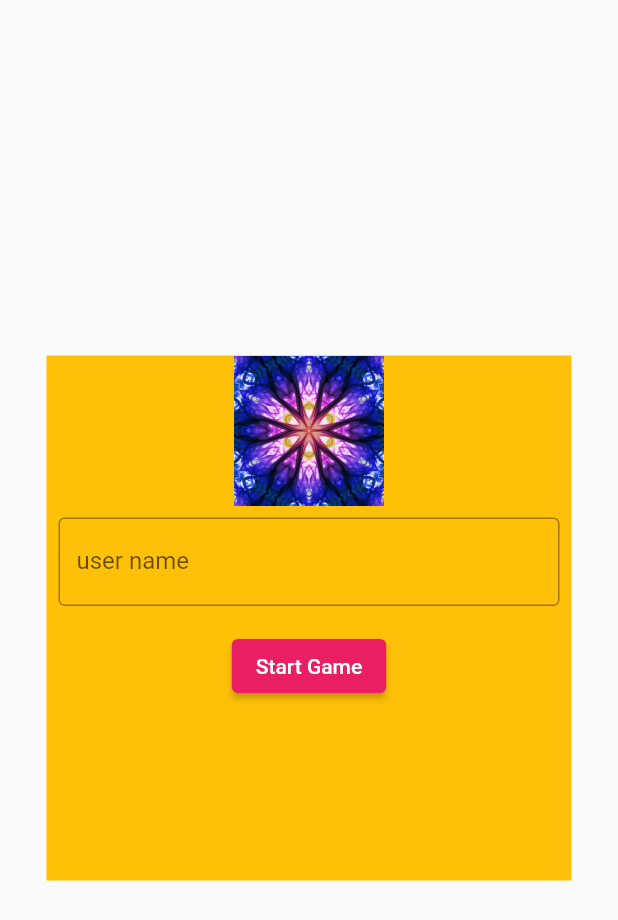
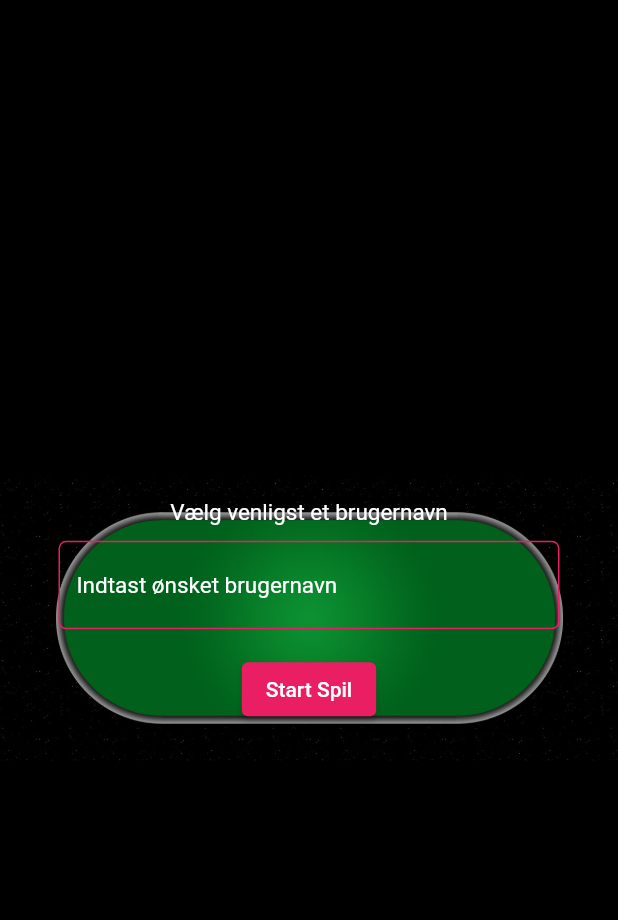
Before and after one commit to AndreasBollNielsen/pink_ladies_poker_client, a Flutter app: the screen it shows after launch, on a phone screen of 412 x 824 dp. Shown: the top 920 px of the screen. Run offline on Flutter 3.47's test engine with Material 2 defaults, Android fonts, the light colour scheme and no system bars; missing offline and left inert: asn1lib, encrypt, pointycastle.

Commit message:
update dart
Co-authored-by: Andreas Boll Nielsen <AndreasBollNielsen@users.noreply.github.com>

```diff
--- a/lib/Helpers/Config.dart
+++ b/lib/Helpers/Config.dart
@@ -1,6 +1,9 @@
 class Config {
   //ip configuration for websocket and API calls
-  static String IP = 'http://10.108.169.46:3000/api';
+  // static String IP = 'http://10.108.169.46:3000/api';
+  // static String Port = '80';
+  // static String ws = "10.108.169.46";
+  static String IP = 'http://192.168.0.31:3000/api';
   static String Port = '80';
-  static String ws = "10.108.169.46";
+  static String ws = "192.168.0.31";
 }
--- a/lib/Screens/Lobby.dart
+++ b/lib/Screens/Lobby.dart
@@ -35,24 +35,8 @@ class _LobbyState extends State<Lobby> {
               stream: _channel.stream,
               builder: (context, snapshot) {
                 if (snapshot.connectionState == ConnectionState.waiting) {
-                  //  var users = provider.ConvertJsonToModel(snapshot.data);
-                  // var positions = provider.GetPositions();
-                  // var users = provider.GetFakeUsers();
                   return Stack(
-                    children: [
-                      // Positioned(
-                      //   bottom: 25,
-                      //   left: 325,
-                      //   child: UserWidget(user: provider.MyUser),
-                      // ),
-                      // for (int i = 0; i < users.length; i++)
-                      //   Positioned(
-                      //     left: positions[i].left,
-                      //     bottom: positions[i].bottom,
-                      //     child: UserWidget(user: users[i]),
-                      //   ),
-                      const CircularProgressIndicator()
-                    ],
+                    children: [const CircularProgressIndicator()],
                   );
                 } else if (snapshot.connectionState == ConnectionState.active) {
                   if (snapshot.hasData) {
@@ -133,14 +117,21 @@ class _LobbyState extends State<Lobby> {
                           left: 300,
                           top: 25,
                           child: Container(
+                            decoration: BoxDecoration(
+                                color: Colors.pink,
+                                border: Border.all(color: Colors.white),
+                                borderRadius:
+                                    BorderRadius.all(Radius.circular(5))),
                             width: 200,
-                            height: 50,
-                            color: Colors.blue,
-                            child: Text(
-                              provider.userInfo,
+                            height: 25,
+                            // color: Colors.pink,
+                            child: DefaultTextStyle(
                               style:
-                                  TextStyle(color: Colors.white, fontSize: 14),
-                              textAlign: TextAlign.center,
+                                  TextStyle(color: Colors.white, fontSize: 15),
+                              child: Text(
+                                provider.userInfo,
+                                textAlign: TextAlign.center,
+                              ),
                             ),
                           ),
                         ),
--- a/lib/Screens/LoginPage.dart
+++ b/lib/Screens/LoginPage.dart
@@ -17,55 +17,73 @@ class _LoginState extends State<Login> {
   Widget build(BuildContext context) {
     var provider = Provider.of<ApiProvider>(context);
     var myTextController = TextEditingController();
-    return Center(
-      child: Container(
+    return Container(
+      child: Center(
+          child: Stack(
+        alignment: Alignment.center,
+        children: [
+          Container(
+            color: Colors.black,
+          ),
+          Container(
+            child: Image.asset("graphics/table.jpg"),
+          ),
+          Container(
             width: 350,
             height: 350,
             margin: const EdgeInsets.all(10),
-        color: Colors.amber,
-        child: Column(children: [
+            child: Column(
+                crossAxisAlignment: CrossAxisAlignment.center,
+                mainAxisAlignment: MainAxisAlignment.center,
+                children: [
                   Container(
                     width: 300,
-            height: 100,
-            child: Image.asset('graphics/flower.jpg'),
+                    height: 20,
+                    child: DefaultTextStyle(
+                      style: TextStyle(color: Colors.white, fontSize: 15),
+                      textAlign: TextAlign.center,
+                      child: Text('Vælg venligst et brugernavn'),
+                    ),
                   ),
                   Padding(
                     padding: const EdgeInsets.all(8.0),
                     child: TextField(
                       controller: myTextController,
+                      style: TextStyle(color: Colors.pinkAccent),
                       decoration: InputDecoration(
-                  border: OutlineInputBorder(),
-                  labelText: 'user name',
-                  hintText: 'Enter your desired user name'),
+                          labelStyle:
+                              TextStyle(color: Colors.white, fontSize: 15),
+                          hintStyle:
+                              TextStyle(color: Colors.white, fontSize: 15),
+                          enabledBorder: new OutlineInputBorder(
+                            borderRadius: new BorderRadius.circular(5.0),
+                            borderSide: BorderSide(color: Colors.pink),
+                          ),
+                          focusedBorder: new OutlineInputBorder(
+                            borderRadius: new BorderRadius.circular(5.0),
+                            borderSide: BorderSide(color: Colors.pink),
+                          ),
+                          hintText: 'Indtast ønsket brugernavn'),
                     ),
                   ),
-          // Padding(
-          //   padding: const EdgeInsets.all(8.0),
-          //   child: ElevatedButton(
-          //     onPressed: () {
-          //       provider.PlayGame(myTextController.text);
-          //       //provider.GetAES();
-          //       //provider.StartGame(myTextController.text);
-          //       // Navigator.push(context,
-          //       //     MaterialPageRoute(builder: (context) => const Lobby()));
-          //     },
-          //     child: const Text('Get keys'),
-          //   ),
-          // ),
                   Padding(
                     padding: const EdgeInsets.all(8.0),
                     child: ElevatedButton(
                       onPressed: () async {
                         // provider.GetAES();
                         await provider.PlayGame(myTextController.text);
-                Navigator.push(context,
-                    MaterialPageRoute(builder: (context) => const Lobby()));
+                        Navigator.push(
+                            context,
+                            MaterialPageRoute(
+                                builder: (context) => const Lobby()));
                       },
-              child: const Text('Start Game'),
+                      child: const Text('Start Spil'),
                     ),
                   )
                 ]),
           ),
+        ],
+      )),
     );
   }
 }
```
Lines whose indentation alone changed are shown as unchanged.
